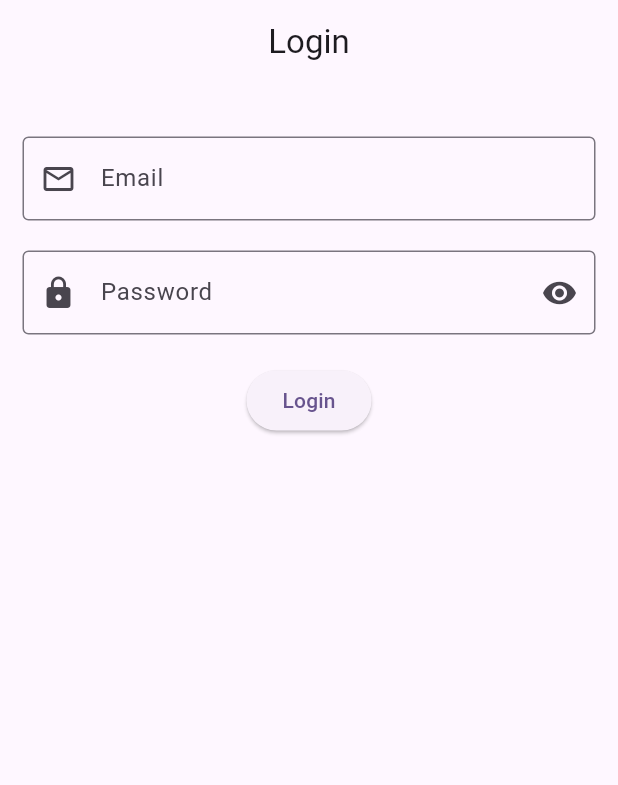
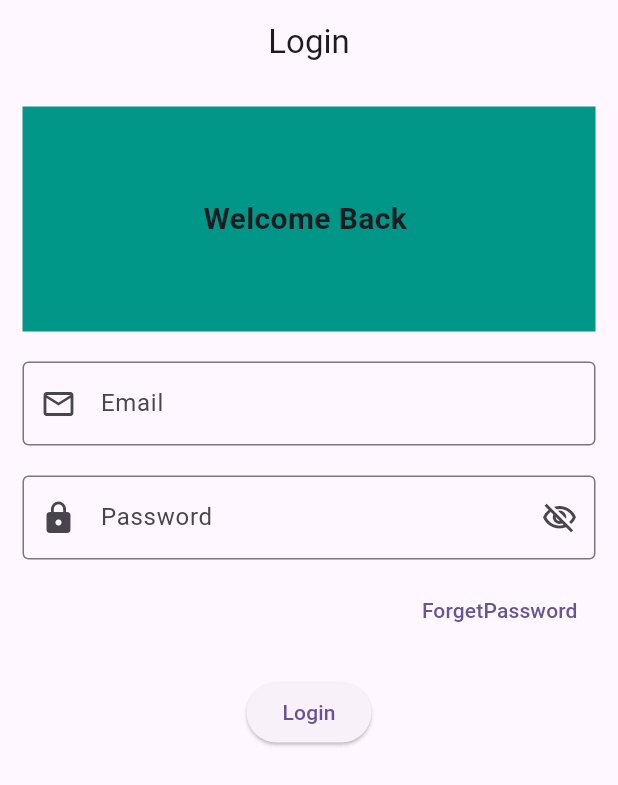
Before and after one commit to sadiqawan/NAVTTIC_Assignments_UET, a Flutter app: the screen it shows after launch, on a phone screen of 412 x 824 dp. Shown: the top 785 px of the screen. Run offline on Flutter 3.47's test engine with Material 3 defaults, Android fonts, the phone set to English and light mode, and no system bars.

Commit message:
obscureText done

```diff
--- a/lib/screens/login_screen.dart
+++ b/lib/screens/login_screen.dart
@@ -1,3 +1,4 @@
+import 'package:flutter/cupertino.dart';
 import 'package:flutter/material.dart';
 
 class LoginScreen extends StatefulWidget {
@@ -9,18 +10,17 @@ class LoginScreen extends StatefulWidget {
 
 class _LoginScreenState extends State<LoginScreen> {
   late TextEditingController emailC, passC;
-
+  bool obscureText = true;
 
   @override
   void initState() {
     emailC = TextEditingController();
-   passC= TextEditingController();
+    passC = TextEditingController();
     super.initState();
   }
 
   @override
   void dispose() {
-
     emailC.dispose();
     passC.dispose();
     super.dispose();
@@ -35,42 +35,69 @@ class _LoginScreenState extends State<LoginScreen> {
       ),
       body: Padding(
         padding: const EdgeInsets.all(15.0),
+        child: Container(
+          height: MediaQuery.of(context).size.height,
+          width: MediaQuery.of(context).size.width,
           child: Column(
             children: [
+              Container(
+                height: 150,
+                width: MediaQuery.of(context).size.width,
+                color: Colors.teal,
+                child: const Center(
+                    child: Text(
+                  'Welcome Back ',
+                  style: TextStyle(fontSize: 20, fontWeight: FontWeight.bold),
+                )),
+              ),
               const SizedBox(
                 height: 20,
               ),
               TextField(
+                keyboardType: TextInputType.emailAddress,
+
                 controller: emailC,
                 decoration: const InputDecoration(
                     hintText: 'Email',
                     labelText: 'Email',
                     border: OutlineInputBorder(),
-                prefixIcon: Icon(Icons.email_outlined)
-              ),
+                    prefixIcon: Icon(Icons.email_outlined)),
               ),
               const SizedBox(
                 height: 20,
               ),
               TextField(
+                keyboardType: TextInputType.visiblePassword,
+                obscureText: obscureText,
                 controller: passC,
-              decoration: const InputDecoration(
+                decoration: InputDecoration(
                     hintText: 'Password',
                     labelText: 'Password',
-                border: OutlineInputBorder(),
-                suffixIcon: Icon(Icons.remove_red_eye),
-                  prefixIcon: Icon(Icons.lock)
-
+                    border: const OutlineInputBorder(),
+                    suffixIcon: IconButton(
+                        onPressed: () {
+                          setState(() {
+                            obscureText = !obscureText;
+                          });
+                        },
+                        icon: Icon(obscureText
+                            ? Icons.visibility_off_outlined
+                            : Icons.visibility_outlined)),
+                    prefixIcon: const Icon(Icons.lock)),
               ),
+              const SizedBox(
+                height: 10,
               ),
-
+              Align(
+                  alignment: Alignment.bottomRight,
+                  child: TextButton(
+                      onPressed: () {}, child: const Text('ForgetPassword'))),
               const SizedBox(
                 height: 20,
               ),
-            ElevatedButton(onPressed: (){
-
-            }, child: const Text('Login') ),
+              ElevatedButton(onPressed: () {}, child: const Text('Login')),
             ],
+          ),
         ),
       ),
     );
```
Lines whose indentation alone changed are shown as unchanged.
